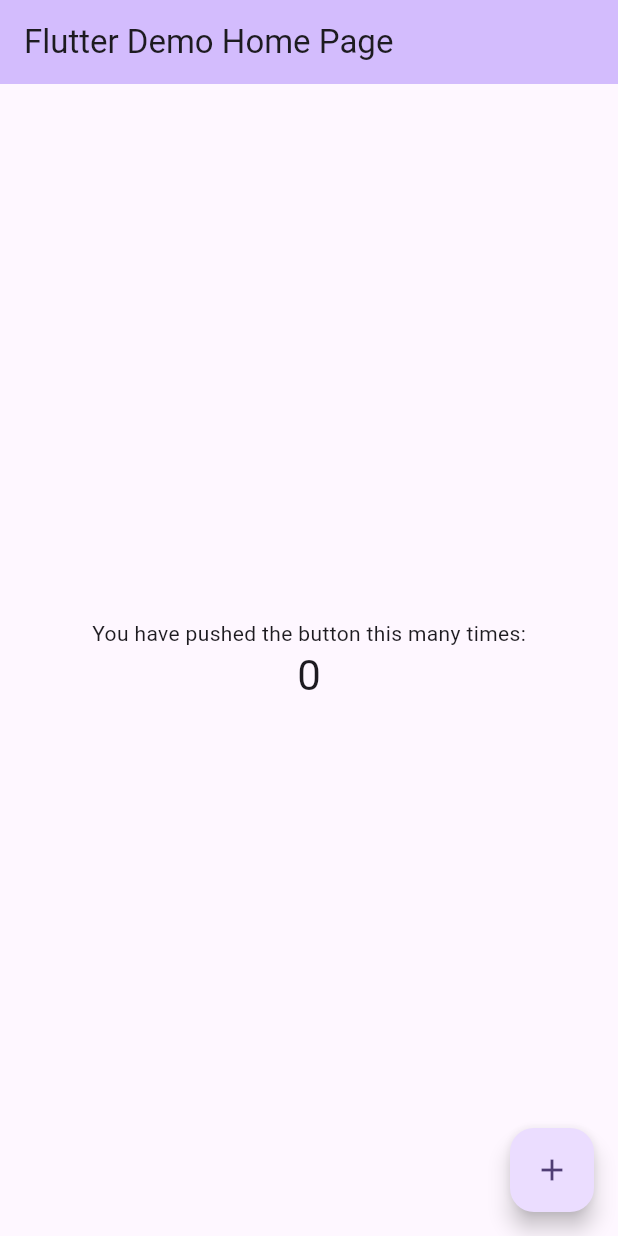
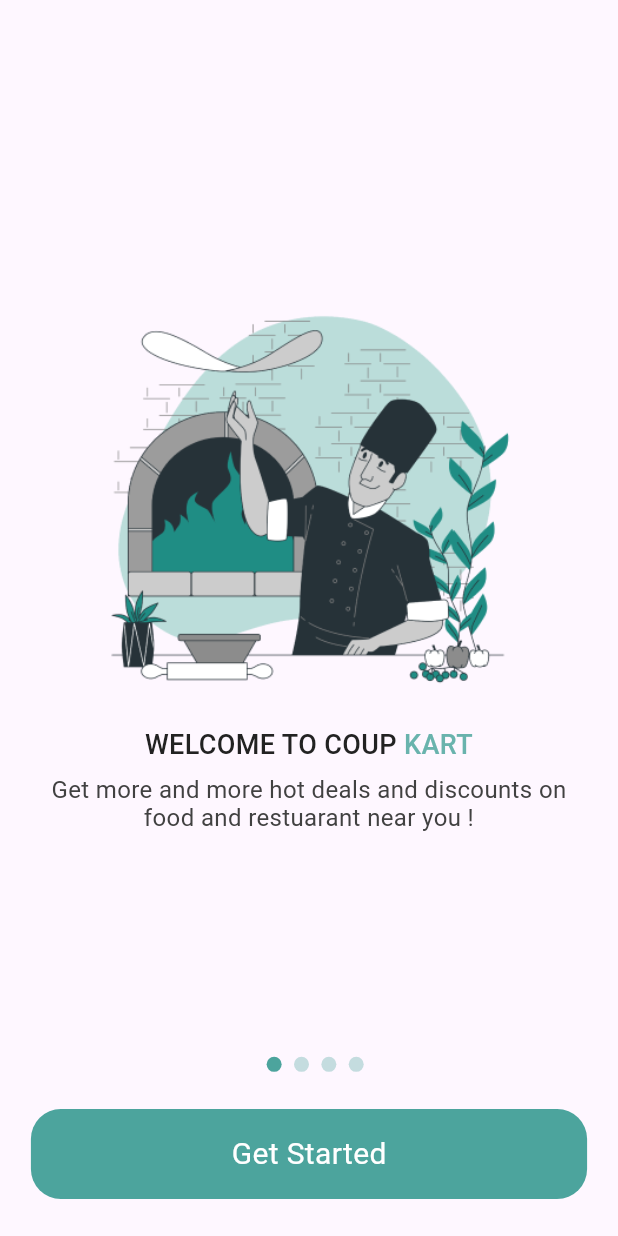
Before and after one commit to TopuFD/coupkart, a Flutter app: the screen it shows after launch, on a phone screen of 412 x 824 dp. Run offline on Flutter 3.47's test engine with Material 3 defaults, Android fonts, the phone set to English and light mode, and no system bars; drawn by our look-alikes of carousel_slider; our stand-ins replace get; Roboto replaces fonts that are missing (DM Sans).

Commit message:
add splash and onbording screen

```diff
--- a/lib/main.dart
+++ b/lib/main.dart
@@ -1,4 +1,6 @@
+import 'package:coupkart/route/app_route.dart';
 import 'package:flutter/material.dart';
+import 'package:get/get.dart';
 
 void main() {
   runApp(const MyApp());
@@ -7,119 +9,13 @@
 class MyApp extends StatelessWidget {
   const MyApp({super.key});
 
-  // This widget is the root of your application.
   @override
   Widget build(BuildContext context) {
-    return MaterialApp(
+    return GetMaterialApp(
+      debugShowCheckedModeBanner: false,
       title: 'Flutter Demo',
-      theme: ThemeData(
-        // This is the theme of your application.
-        //
-        // TRY THIS: Try running your application with "flutter run". You'll see
-        // the application has a purple toolbar. Then, without quitting the app,
-        // try changing the seedColor in the colorScheme below to Colors.green
-        // and then invoke "hot reload" (save your changes or press the "hot
-        // reload" button in a Flutter-supported IDE, or press "r" if you used
-        // the command line to start the app).
-        //
-        // Notice that the counter didn't reset back to zero; the application
-        // state is not lost during the reload. To reset the state, use hot
-        // restart instead.
-        //
-        // This works for code too, not just values: Most code changes can be
-        // tested with just a hot reload.
-        colorScheme: ColorScheme.fromSeed(seedColor: Colors.deepPurple),
-        useMaterial3: true,
-      ),
-      home: const MyHomePage(title: 'Flutter Demo Home Page'),
+      getPages: AppRoute.getPage,
+      initialRoute: AppRoute.splashScreen,
     );
   }
 }
-
-class MyHomePage extends StatefulWidget {
-  const MyHomePage({super.key, required this.title});
-
-  // This widget is the home page of your application. It is stateful, meaning
-  // that it has a State object (defined below) that contains fields that affect
-  // how it looks.
-
-  // This class is the configuration for the state. It holds the values (in this
-  // case the title) provided by the parent (in this case the App widget) and
-  // used by the build method of the State. Fields in a Widget subclass are
-  // always marked "final".
-
-  final String title;
-
-  @override
-  State<MyHomePage> createState() => _MyHomePageState();
-}
-
-class _MyHomePageState extends State<MyHomePage> {
-  int _counter = 0;
-
-  void _incrementCounter() {
-    setState(() {
-      // This call to setState tells the Flutter framework that something has
-      // changed in this State, which causes it to rerun the build method below
-      // so that the display can reflect the updated values. If we changed
-      // _counter without calling setState(), then the build method would not be
-      // called again, and so nothing would appear to happen.
-      _counter++;
-    });
-  }
-
-  @override
-  Widget build(BuildContext context) {
-    // This method is rerun every time setState is called, for instance as done
-    // by the _incrementCounter method above.
-    //
-    // The Flutter framework has been optimized to make rerunning build methods
-    // fast, so that you can just rebuild anything that needs updating rather
-    // than having to individually change instances of widgets.
-    return Scaffold(
-      appBar: AppBar(
-        // TRY THIS: Try changing the color here to a specific color (to
-        // Colors.amber, perhaps?) and trigger a hot reload to see the AppBar
-        // change color while the other colors stay the same.
-        backgroundColor: Theme.of(context).colorScheme.inversePrimary,
-        // Here we take the value from the MyHomePage object that was created by
-        // the App.build method, and use it to set our appbar title.
-        title: Text(widget.title),
-      ),
-      body: Center(
-        // Center is a layout widget. It takes a single child and positions it
-        // in the middle of the parent.
-        child: Column(
-          // Column is also a layout widget. It takes a list of children and
-          // arranges them vertically. By default, it sizes itself to fit its
-          // children horizontally, and tries to be as tall as its parent.
-          //
-          // Column has various properties to control how it sizes itself and
-          // how it positions its children. Here we use mainAxisAlignment to
-          // center the children vertically; the main axis here is the vertical
-          // axis because Columns are vertical (the cross axis would be
-          // horizontal).
-          //
-          // TRY THIS: Invoke "debug painting" (choose the "Toggle Debug Paint"
-          // action in the IDE, or press "p" in the console), to see the
-          // wireframe for each widget.
-          mainAxisAlignment: MainAxisAlignment.center,
-          children: <Widget>[
-            const Text(
-              'You have pushed the button this many times:',
-            ),
-            Text(
-              '$_counter',
-              style: Theme.of(context).textTheme.headlineMedium,
-            ),
-          ],
-        ),
-      ),
-      floatingActionButton: FloatingActionButton(
-        onPressed: _incrementCounter,
-        tooltip: 'Increment',
-        child: const Icon(Icons.add),
-      ), // This trailing comma makes auto-formatting nicer for build methods.
-    );
-  }
-}
--- /dev/null
+++ b/lib/route/app_route.dart
@@ -0,0 +1,13 @@
+import 'package:coupkart/view/splash_screen/other_screen/onbording_screen.dart';
+import 'package:coupkart/view/splash_screen/splash.dart';
+import 'package:get/get_navigation/src/routes/get_route.dart';
+
+class AppRoute {
+  static String splashScreen = "/splashScreen";
+  static String onbordingScreen = "/onbordingScreen";
+
+  static List<GetPage> getPage = [
+    GetPage(name: splashScreen, page: () => const SplashScreen()),
+    GetPage(name: onbordingScreen, page: () => const OnbordingScreen()),
+  ];
+}
--- /dev/null
+++ b/lib/utils/app_color.dart
@@ -0,0 +1,6 @@
+import 'package:flutter/material.dart';
+
+class AppColor {
+  static const Color primaryColor = Color(0xFF4CA49D);
+  static const Color enableCarousel = Color(0x534CA49D);
+}
--- /dev/null
+++ b/lib/utils/app_image.dart
@@ -0,0 +1,7 @@
+class AppImage {
+  static const appLogo = "assets/images/coupkartLogo.png";
+  static const onbordingOne = "assets/images/onbordingOne.png";
+  static const onbordingTwo = "assets/images/onbordingTwo.png";
+  static const onbordingThree = "assets/images/onbordingThree.png";
+  static const onbordingFour = "assets/images/onbordingFour.png";
+}
--- /dev/null
+++ b/lib/view/splash_screen/other_screen/onbording_screen.dart
@@ -0,0 +1,127 @@
+import 'package:carousel_slider/carousel_slider.dart';
+import 'package:coupkart/utils/app_color.dart';
+import 'package:coupkart/utils/app_image.dart';
+import 'package:coupkart/widget/custom_carousel_item.dart';
+import 'package:flutter/material.dart';
+import 'package:get/get.dart';
+
+class OnbordingScreen extends StatefulWidget {
+  const OnbordingScreen({super.key});
+
+  @override
+  State<OnbordingScreen> createState() => _OnbordingScreenState();
+}
+
+class _OnbordingScreenState extends State<OnbordingScreen> {
+  List itemList = [
+    const CustomCarouselItem(
+      image: AppImage.onbordingOne,
+      heading: "WELCOME TO COUP ",
+      headingPart: 'KART',
+      desce:
+          "Get more and more hot deals and discounts on food and restuarant near you !",
+    ),
+    const CustomCarouselItem(
+      image: AppImage.onbordingTwo,
+      heading: "Enjoy your ",
+      headingPart: 'NIGHT',
+      desce: "Get more and more hot deals and discounts near you !",
+    ),
+    const CustomCarouselItem(
+      image: AppImage.onbordingThree,
+      heading: "Great Deals on ",
+      headingPart: 'Activity',
+      desce: "Get more and more hot deals and discounts near you !",
+    ),
+    const CustomCarouselItem(
+      image: AppImage.onbordingFour,
+      heading: "Enjoy Events In Least cost",
+      desce: "Get more and more hot deals and discounts near you !",
+    ),
+  ];
+
+  var currentIndex = 0;
+  @override
+  Widget build(BuildContext context) {
+    return Scaffold(
+        body: Padding(
+      padding: EdgeInsets.symmetric(horizontal: Get.width * .05),
+      child: Column(
+        mainAxisAlignment: MainAxisAlignment.center,
+        children: [
+          SizedBox(
+            height: Get.height * .05,
+          ),
+          Expanded(
+            child: CarouselSlider(
+                items: itemList
+                    .map((item) => SizedBox(
+                          child: item,
+                        ))
+                    .toList(),
+                options: CarouselOptions(
+                  height: 400,
+                  aspectRatio: 1,
+                  viewportFraction: 1,
+                  initialPage: currentIndex,
+                  enableInfiniteScroll: true,
+                  reverse: false,
+                  autoPlay: true,
+                  autoPlayInterval: const Duration(seconds: 3),
+                  autoPlayAnimationDuration: const Duration(milliseconds: 800),
+                  autoPlayCurve: Curves.fastOutSlowIn,
+                  enlargeCenterPage: true,
+                  enlargeFactor: 0.3,
+                  onPageChanged: (index, context) {
+                    setState(() {
+                      currentIndex = index;
+                    });
+                  },
+                  scrollDirection: Axis.horizontal,
+                )),
+          ),
+          carouselIndicator(),
+          SizedBox(
+            height: Get.height * .03,
+          ),
+          Container(
+            height: 60,
+            width: double.maxFinite,
+            decoration: BoxDecoration(
+                color: AppColor.primaryColor,
+                borderRadius: BorderRadius.circular(20)),
+            child: const Center(
+                child: Text(
+              "Get Started",
+              style: TextStyle(fontSize: 20, color: Colors.white),
+            )),
+          ),
+          SizedBox(
+            height: Get.height * .03,
+          ),
+        ],
+      ),
+    ));
+  }
+
+  carouselIndicator() {
+    return Row(
+      mainAxisAlignment: MainAxisAlignment.center,
+      children: [
+        for (int i = 0; i < itemList.length; i++)
+          Padding(
+            padding: EdgeInsets.only(left: Get.width * .02),
+            child: Container(
+              height: 10,
+              width: 10,
+              decoration: BoxDecoration(
+                  color: i == currentIndex
+                      ? AppColor.primaryColor
+                      : AppColor.enableCarousel,
+                  shape: BoxShape.circle),
+            ),
+          )
+      ],
+    );
+  }
+}
--- a/lib/view/splash_screen/splash.dart
+++ b/lib/view/splash_screen/splash.dart
@@ -1,10 +1,41 @@
+import 'dart:async';
+import 'package:coupkart/route/app_route.dart';
+import 'package:coupkart/utils/app_color.dart';
+import 'package:coupkart/utils/app_image.dart';
 import 'package:flutter/material.dart';
+import 'package:flutter/services.dart';
+import 'package:get/get.dart';
 
-class MyWidget extends StatelessWidget {
-  const MyWidget({super.key});
+class SplashScreen extends StatefulWidget {
+  const SplashScreen({super.key});
+
+  @override
+  State<SplashScreen> createState() => _SplashScreenState();
+}
+
+class _SplashScreenState extends State<SplashScreen> {
+  @override
+  void initState() {
+    super.initState();
+    SystemChrome.setSystemUIOverlayStyle(const SystemUiOverlayStyle(
+        statusBarColor: AppColor.primaryColor,
+        systemNavigationBarColor: AppColor.primaryColor));
+
+    Timer(const Duration(seconds: 3), () {
+      Get.offNamed(AppRoute.onbordingScreen);
+      SystemChrome.setSystemUIOverlayStyle(const SystemUiOverlayStyle(
+          statusBarColor: Colors.transparent,
+          systemNavigationBarColor: Colors.white));
+    });
+  }
 
   @override
   Widget build(BuildContext context) {
-    return const Placeholder();
+    return Scaffold(
+      backgroundColor: AppColor.primaryColor,
+      body: Center(
+        child: Image.asset(AppImage.appLogo),
+      ),
+    );
   }
 }
--- /dev/null
+++ b/lib/widget/custom_carousel_item.dart
@@ -0,0 +1,80 @@
+import 'package:flutter/material.dart';
+import 'package:get/get.dart';
+
+class CustomCarouselItem extends StatelessWidget {
+  final String image;
+  final String heading;
+  final String? headingPart;
+  final String desce;
+  const CustomCarouselItem({
+    super.key,
+    required this.image,
+    required this.heading,
+    this.headingPart,
+    required this.desce,
+  });
+
+  @override
+  Widget build(BuildContext context) {
+    return SizedBox(
+      width: double.maxFinite,
+      child: Center(
+        child: Column(
+          mainAxisAlignment: MainAxisAlignment.center,
+          crossAxisAlignment: CrossAxisAlignment.center,
+          children: [
+            Image.asset(
+              image,
+              height: Get.height / 3,
+              width: Get.width * .8,
+            ),
+            const SizedBox(
+              height: 20,
+            ),
+            Text.rich(
+              TextSpan(
+                children: [
+                  TextSpan(
+                    text: heading,
+                    style: const TextStyle(
+                      color: Color(0xFF222222),
+                      fontSize: 18,
+                      fontFamily: 'DM Sans',
+                      fontWeight: FontWeight.w500,
+                      height: 0,
+                    ),
+                  ),
+                  TextSpan(
+                    text: headingPart,
+                    style: const TextStyle(
+                      color: Color(0xFF69B3AD),
+                      fontSize: 18,
+                      fontFamily: 'DM Sans',
+                      fontWeight: FontWeight.w500,
+                      height: 0,
+                    ),
+                  ),
+                ],
+              ),
+              textAlign: TextAlign.center,
+            ),
+            const SizedBox(
+              height: 10,
+            ),
+            Text(
+              desce,
+              textAlign: TextAlign.center,
+              style: const TextStyle(
+                color: Color(0xFF414141),
+                fontSize: 16,
+                fontFamily: 'DM Sans',
+                fontWeight: FontWeight.w400,
+                height: 0,
+              ),
+            )
+          ],
+        ),
+      ),
+    );
+  }
+}
--- a/pubspec.yaml
+++ b/pubspec.yaml
@@ -35,6 +35,8 @@
   # The following adds the Cupertino Icons font to your application.
   # Use with the CupertinoIcons class for iOS style icons.
   cupertino_icons: ^1.0.6
+  get: ^4.6.6
+  carousel_slider: ^4.2.1
 
 dev_dependencies:
   flutter_test:
@@ -59,8 +61,8 @@
   uses-material-design: true
 
   # To add assets to your application, add an assets section, like this:
-  # assets:
-  #   - images/a_dot_burr.jpeg
+  assets:
+    - assets/images/
   #   - images/a_dot_ham.jpeg
 
   # An image asset can refer to one or more resolution-specific "variants", see
```
Also changed, not shown: pubspec.lock.
